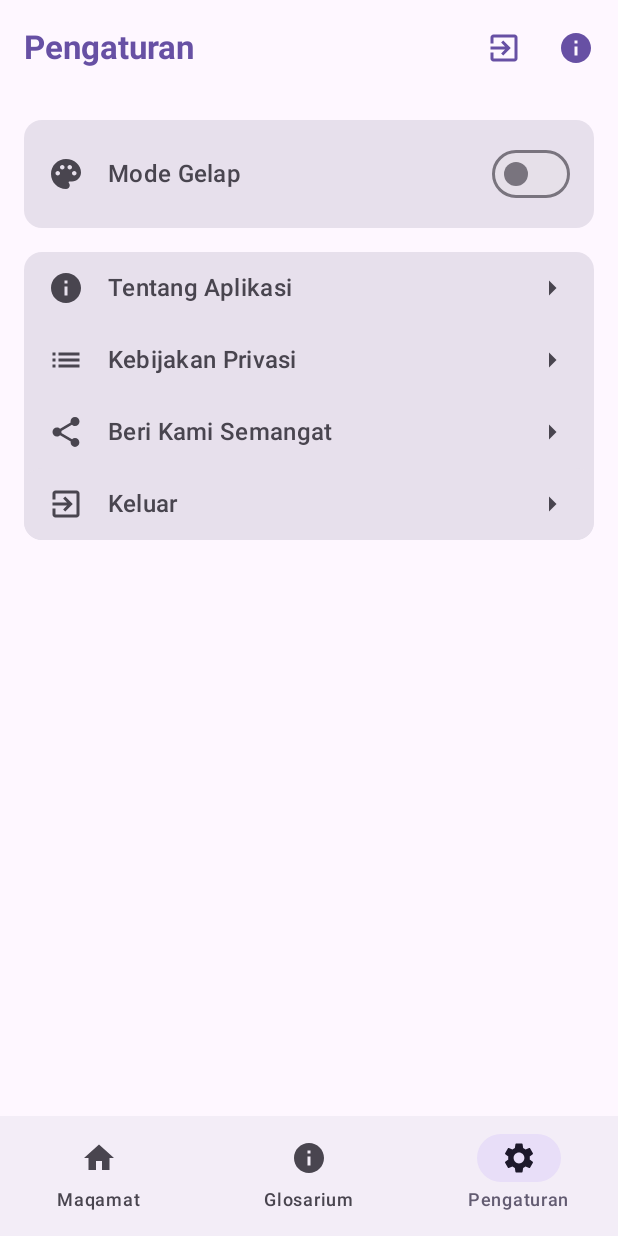
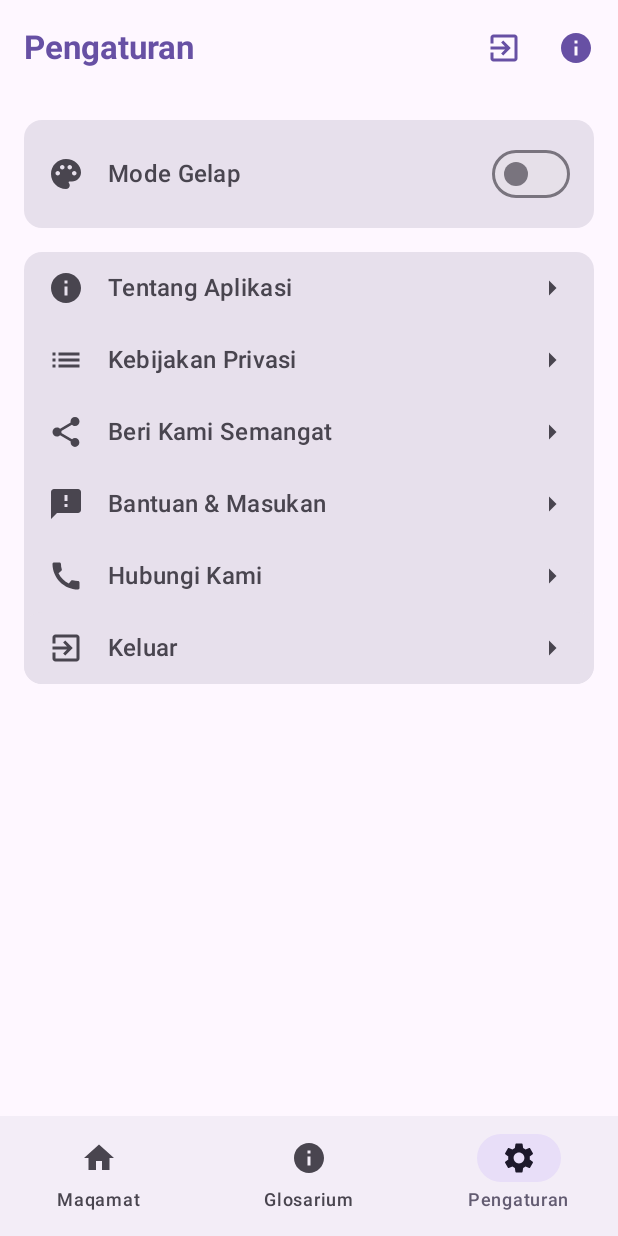
Before and after one commit to almagribii/MaqraDars, an Android app built with Jetpack Compose: the SettingsScreen screen opened through its navigation route, on a phone screen of 412 x 824 dp. Run offline under Robolectric (Android 15) with nearby library versions, the phone set to English and light mode, and no system bars; our stand-ins replace Room's generated code; libraries missing offline, so code that uses them is left out: com.google.ai.client.

Commit message:
update home UI

```diff
--- a/app/src/main/AndroidManifest.xml
+++ b/app/src/main/AndroidManifest.xml
@@ -33,6 +33,7 @@
                 <category android:name="android.intent.category.LAUNCHER" />
             </intent-filter>
         </activity>
+        <activity android:name=".ui.AskQoriActivity"></activity>
     </application>
 
 </manifest>
--- a/app/src/main/java/com/maqradars/ui/screens/AskQoriScreen.kt
+++ b/app/src/main/java/com/maqradars/ui/screens/AskQoriScreen.kt
@@ -86,7 +86,7 @@ fun AskQoriScreen(
                     .fillMaxWidth()
                     .background(MaterialTheme.colorScheme.surface)
                     .padding(horizontal = 8.dp, vertical = 8.dp)
-                    .padding(bottom = 200.dp),
+                    .padding(bottom = 140.dp),
                 verticalAlignment = Alignment.CenterVertically
             ) {
                 OutlinedTextField(
@@ -96,7 +96,7 @@ fun AskQoriScreen(
                     modifier = Modifier
                         .weight(1f)
                         .heightIn(min = 50.dp, max = 150.dp)
-                        .clip(RoundedCornerShape(8.dp))
+                        .clip(RoundedCornerShape(24.dp))
                         .background(MaterialTheme.colorScheme.surfaceVariant),
                     keyboardOptions = KeyboardOptions(
                         capitalization = KeyboardCapitalization.Sentences,
@@ -104,7 +104,6 @@ fun AskQoriScreen(
                     ),
                     colors = TextFieldDefaults.outlinedTextFieldColors(
                         focusedBorderColor = MaterialTheme.colorScheme.primary,
-                        unfocusedBorderColor = MaterialTheme.colorScheme.outline
                     )
                 )
 
--- a/app/src/main/java/com/maqradars/ui/screens/MaqamListScreen.kt
+++ b/app/src/main/java/com/maqradars/ui/screens/MaqamListScreen.kt
@@ -1,3 +1,4 @@
+import android.content.Intent
 import androidx.compose.foundation.Image
 import androidx.compose.foundation.background
 import androidx.compose.foundation.clickable
@@ -8,6 +9,7 @@ import androidx.compose.foundation.shape.RoundedCornerShape
 import androidx.compose.foundation.text.KeyboardOptions
 import androidx.compose.material.icons.Icons
 import androidx.compose.material.icons.filled.Add
+import androidx.compose.material.icons.filled.Book
 import androidx.compose.material.icons.filled.Message
 import androidx.compose.material.icons.filled.Search
 import androidx.compose.material3.*
@@ -18,6 +20,7 @@ import androidx.compose.ui.draw.clip
 import androidx.compose.ui.graphics.Color
 import androidx.compose.ui.graphics.graphicsLayer
 import androidx.compose.ui.layout.ContentScale
+import androidx.compose.ui.platform.LocalContext
 import androidx.compose.ui.res.painterResource
 import androidx.compose.ui.text.font.FontWeight
 import androidx.compose.ui.text.input.ImeAction
@@ -25,6 +28,7 @@ import androidx.compose.ui.text.style.TextOverflow
 import androidx.compose.ui.unit.dp
 import androidx.compose.ui.unit.sp
 import androidx.compose.ui.zIndex
+import androidx.core.app.ComponentActivity
 import androidx.navigation.NavController
 import androidx.navigation.NavHostController
 import com.maqradars.R
@@ -40,10 +44,11 @@ fun MaqamListScreen(
     onListAll:() -> Unit,
     contentPadding: PaddingValues,
 
+
 ) {
     val maqamat by viewModel.allMaqamat.collectAsState(initial = emptyList())
     var searchQuery by remember { mutableStateOf("") }
-
+    val context = LocalContext.current
     val filteredMaqamat = maqamat.filter {
         it.name.contains(searchQuery, ignoreCase = true) || it.description.contains(searchQuery, ignoreCase = true)
     }
@@ -78,39 +83,70 @@ fun MaqamListScreen(
                 Box(
                     modifier = Modifier
                         .fillMaxWidth()
-                        .height(230.dp)
+                        .height(210.dp)
                         .padding(horizontal = 14.dp, vertical = 15.dp)
                         .graphicsLayer { clip = false }
                 ) {
-                    Box(
-                        modifier = Modifier
-                            .fillMaxSize()
-                            .background(
-                                color = MaterialTheme.colorScheme.primary,
-                                shape = RoundedCornerShape(12.dp)
-                            )
-                            .zIndex(1f)
-                    ) {
-                        Text(
-                            text = "Ayo Belajar \n Irama Al-Quran",
-                            color = MaterialTheme.colorScheme.onPrimary,
-                            fontSize = 20.sp,
-                            fontWeight = FontWeight.Bold,
-                            modifier = Modifier
-                                .align(Alignment.CenterEnd)
-                                .padding(end = 30.dp)
-                        )
-                    }
                     Image(
                         painter = painterResource(id = R.drawable.ustadzah),
                         contentDescription = "Kid Image",
                         contentScale = ContentScale.Fit,
                         modifier = Modifier
-                            .size(500.dp)
-                            .align(Alignment.CenterStart)
-                            .offset(x = (-80).dp)
+                            .size(400.dp)
+                            .align(Alignment.CenterEnd)
+                            .offset(x = (110).dp)
                             .zIndex(5f)
                     )
+                    Box(
+                        modifier = Modifier
+                            .fillMaxSize()
+//                            .background(
+//                                color = MaterialTheme.colorScheme.primary,
+//                                shape = RoundedCornerShape(12.dp)
+//                            )
+                            .zIndex(1f)
+                    ) {
+                        Image(
+                            painter = painterResource(id = R.drawable.bener),
+                            contentDescription = "Bener",
+                            contentScale = ContentScale.Crop,
+                            modifier = Modifier
+                                .fillMaxSize()
+                                .clip(RoundedCornerShape(16.dp))
+                        )
+                        Column(
+                            modifier = Modifier
+                                .align(Alignment.CenterStart)
+                                .padding(start = 15.dp),
+                            horizontalAlignment = Alignment.Start // Agar semua teks rata kanan
+                        ) {
+                            Text(
+                                modifier = Modifier.padding(bottom = 12.dp),
+                                text = "Ayo Belajar Irama!",
+                                color = Color.Black,
+                                fontSize = 24.sp, // Ukuran font untuk baris pertama
+                                fontWeight = FontWeight.Bold,
+                            )
+                            Text(
+                                text = "Aplikasi Pembelajaran Maqam Quran dengan sistem Audio",
+                                color = Color.Black,
+                                fontSize = 14.sp, // Ukuran font untuk baris ketiga
+                                fontWeight = FontWeight.Bold, // Bisa diubah juga
+                            )
+                        }
+                    }
+
+                }
+            }
+
+            item {
+                Button(
+                    onClick = {},
+                    modifier = Modifier.fillMaxWidth()
+                        .padding(horizontal = 14.dp)
+                ) {
+                    Icon(Icons.Default.Book, contentDescription = "Al-Quran")
+                    Text("Al-Quran")
                 }
             }
 
--- a/app/src/main/java/com/maqradars/ui/screens/SettingsScreen.kt
+++ b/app/src/main/java/com/maqradars/ui/screens/SettingsScreen.kt
@@ -11,7 +11,9 @@ import androidx.compose.material.icons.automirrored.filled.ArrowBack
 import androidx.compose.material.icons.automirrored.filled.ArrowRight
 import androidx.compose.material.icons.automirrored.filled.ExitToApp
 import androidx.compose.material.icons.automirrored.filled.List
+import androidx.compose.material.icons.filled.Call
 import androidx.compose.material.icons.filled.ExitToApp
+import androidx.compose.material.icons.filled.Feedback
 import androidx.compose.material.icons.filled.Info
 import androidx.compose.material.icons.filled.Palette
 import androidx.compose.material.icons.filled.Settings
@@ -113,6 +115,18 @@ fun SettingsScreen(viewModel: MaqamViewModel, navController: NavController) {
                     onClick = { /* TODO: Aksi untuk share atau rating */ }
                 )
 
+                SettingsItem(
+                    icon = Icons.Default.Feedback,
+                    title = "Bantuan & Masukan",
+                    onClick = { /* TODO: Aksi untuk share atau rating */ }
+                )
+
+                SettingsItem(
+                    icon = Icons.Default.Call,
+                    title = "Hubungi Kami",
+                    onClick = { /* TODO: Aksi untuk share atau rating */ }
+                )
+
                 val context = LocalContext.current
                 Card(
                     modifier = Modifier.fillMaxWidth(),
```
Also changed, not shown: app/src/main/res/drawable/bener.jpeg (added).
